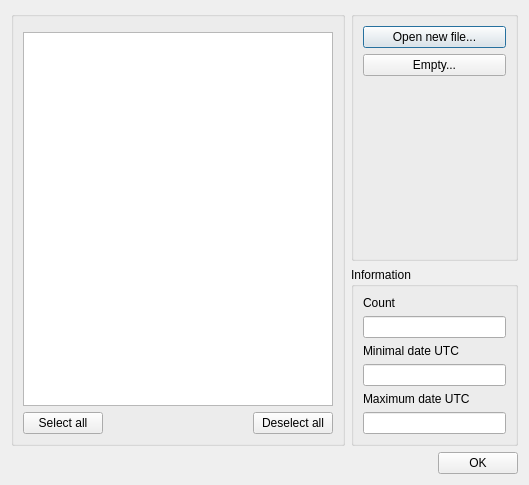
Qt form csatellitedlg.ui (PavelMr/skytechx) before a commit.
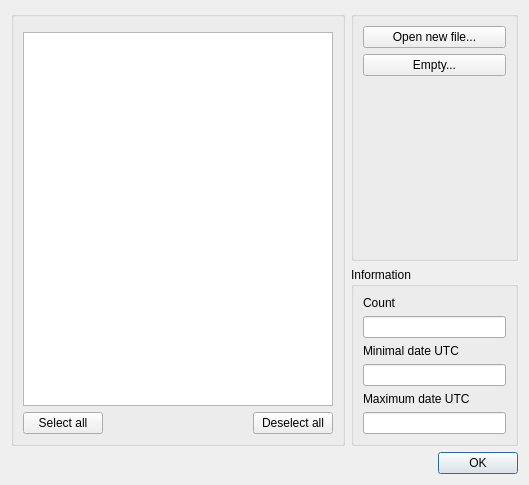
The same form after that commit. Custom widgets are drawn as their Qt base class.

```diff
--- a/csatellitedlg.ui
+++ b/csatellitedlg.ui
@@ -179,6 +179,9 @@
        <property name="text">
         <string>OK</string>
        </property>
+       <property name="default">
+        <bool>true</bool>
+       </property>
       </widget>
      </item>
     </layout>
```
